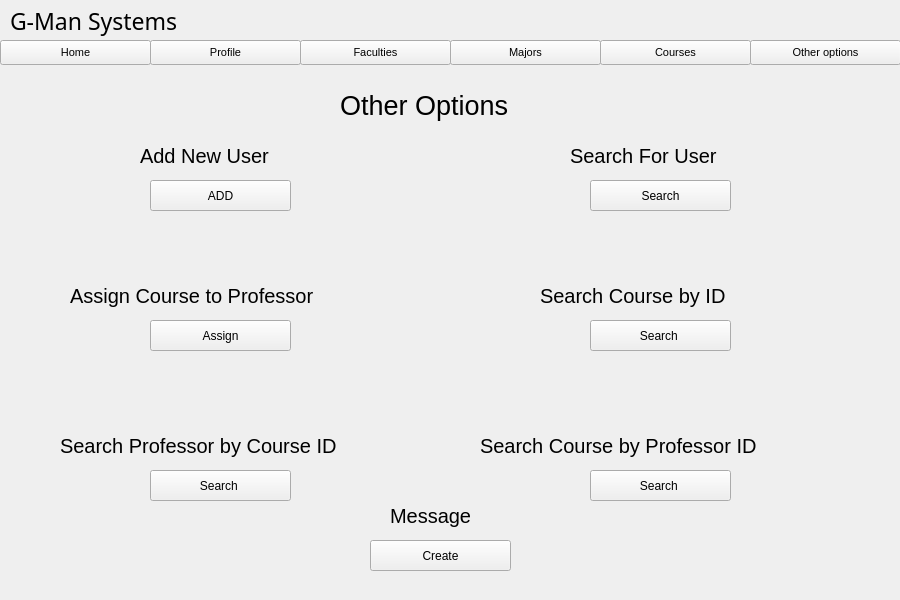
First picture: the form in resources/UI/otherOption.ui, repository Poom1997/gman, before the edit.
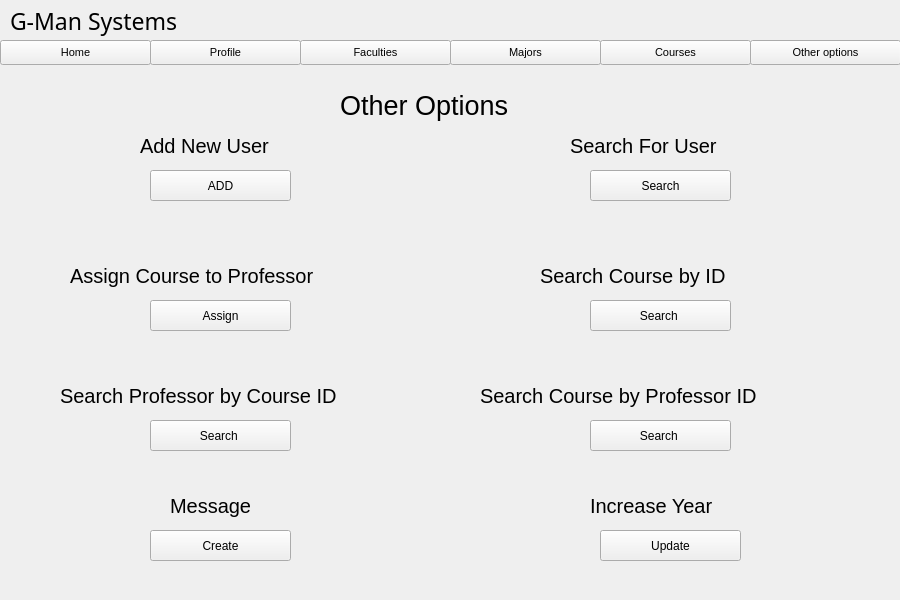
Second picture: the form after the edit.

```diff
--- a/resources/UI/otherOption.ui
+++ b/resources/UI/otherOption.ui
@@ -175,7 +175,7 @@
    <property name="geometry">
     <rect>
      <x>150</x>
-     <y>180</y>
+     <y>170</y>
      <width>141</width>
      <height>31</height>
     </rect>
@@ -188,7 +188,7 @@
    <property name="geometry">
     <rect>
      <x>140</x>
-     <y>140</y>
+     <y>130</y>
      <width>161</width>
      <height>31</height>
     </rect>
@@ -206,7 +206,7 @@
    <property name="geometry">
     <rect>
      <x>590</x>
-     <y>180</y>
+     <y>170</y>
      <width>141</width>
      <height>31</height>
     </rect>
@@ -219,7 +219,7 @@
    <property name="geometry">
     <rect>
      <x>570</x>
-     <y>140</y>
+     <y>130</y>
      <width>181</width>
      <height>31</height>
     </rect>
@@ -237,7 +237,7 @@
    <property name="geometry">
     <rect>
      <x>590</x>
-     <y>320</y>
+     <y>300</y>
      <width>141</width>
      <height>31</height>
     </rect>
@@ -250,7 +250,7 @@
    <property name="geometry">
     <rect>
      <x>540</x>
-     <y>280</y>
+     <y>260</y>
      <width>241</width>
      <height>31</height>
     </rect>
@@ -268,7 +268,7 @@
    <property name="geometry">
     <rect>
      <x>150</x>
-     <y>320</y>
+     <y>300</y>
      <width>141</width>
      <height>31</height>
     </rect>
@@ -281,7 +281,7 @@
    <property name="geometry">
     <rect>
      <x>70</x>
-     <y>280</y>
+     <y>260</y>
      <width>311</width>
      <height>31</height>
     </rect>
@@ -299,7 +299,7 @@
    <property name="geometry">
     <rect>
      <x>150</x>
-     <y>470</y>
+     <y>420</y>
      <width>141</width>
      <height>31</height>
     </rect>
@@ -312,7 +312,7 @@
    <property name="geometry">
     <rect>
      <x>60</x>
-     <y>430</y>
+     <y>380</y>
      <width>351</width>
      <height>31</height>
     </rect>
@@ -330,7 +330,7 @@
    <property name="geometry">
     <rect>
      <x>480</x>
-     <y>430</y>
+     <y>380</y>
      <width>351</width>
      <height>31</height>
     </rect>
@@ -348,7 +348,7 @@
    <property name="geometry">
     <rect>
      <x>590</x>
-     <y>470</y>
+     <y>420</y>
      <width>141</width>
      <height>31</height>
     </rect>
@@ -360,8 +360,8 @@
   <widget class="QLabel" name="label_8">
    <property name="geometry">
     <rect>
-     <x>390</x>
-     <y>500</y>
+     <x>170</x>
+     <y>490</y>
      <width>101</width>
      <height>31</height>
     </rect>
@@ -378,8 +378,8 @@
   <widget class="QPushButton" name="messageButton">
    <property name="geometry">
     <rect>
-     <x>370</x>
-     <y>540</y>
+     <x>150</x>
+     <y>530</y>
      <width>141</width>
      <height>31</height>
     </rect>
@@ -388,6 +388,37 @@
     <string>Create</string>
    </property>
   </widget>
+  <widget class="QPushButton" name="increaseYearButton">
+   <property name="geometry">
+    <rect>
+     <x>600</x>
+     <y>530</y>
+     <width>141</width>
+     <height>31</height>
+    </rect>
+   </property>
+   <property name="text">
+    <string>Update</string>
+   </property>
+  </widget>
+  <widget class="QLabel" name="label_9">
+   <property name="geometry">
+    <rect>
+     <x>590</x>
+     <y>490</y>
+     <width>161</width>
+     <height>31</height>
+    </rect>
+   </property>
+   <property name="font">
+    <font>
+     <pointsize>15</pointsize>
+    </font>
+   </property>
+   <property name="text">
+    <string>Increase Year</string>
+   </property>
+  </widget>
   <zorder>barLabel</zorder>
   <zorder>courseButton</zorder>
   <zorder>homeButton</zorder>
```
Left out of the diff: 2 changed lines with no effect on the pictures.
